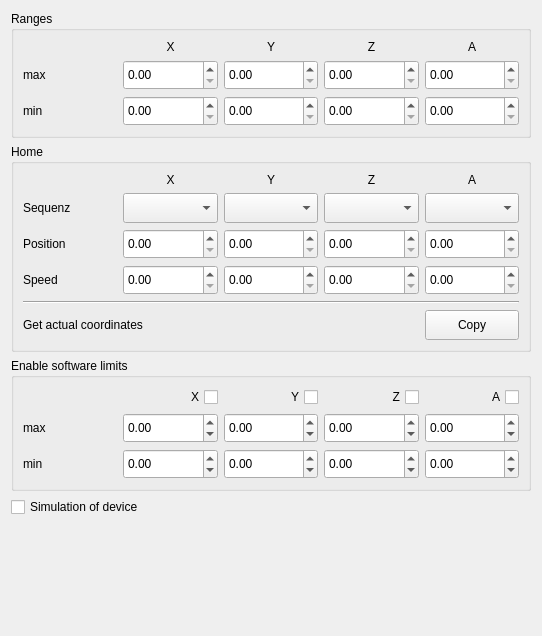
This is sources/forms/sWorkbench.ui in eduard-x/cnc-qt as Qt 5 draws it before an edit. The edited form follows.
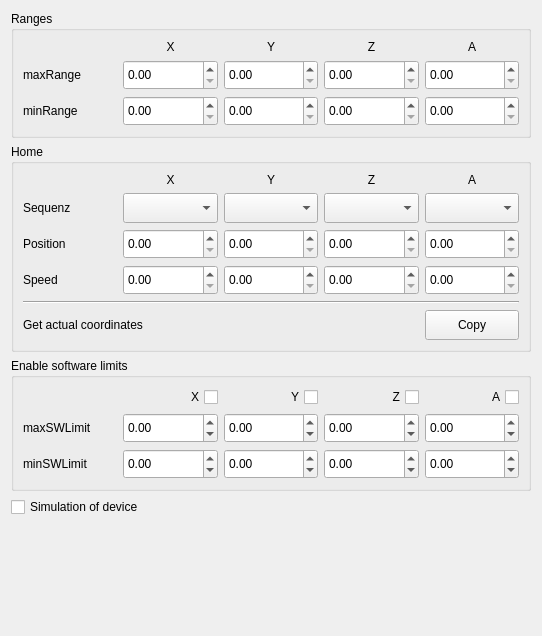
This is the edited form.

```diff
--- a/sources/forms/sWorkbench.ui
+++ b/sources/forms/sWorkbench.ui
@@ -83,7 +83,7 @@
          </sizepolicy>
         </property>
         <property name="text">
-         <string>max</string>
+         <string>maxRange</string>
         </property>
        </widget>
       </item>
@@ -208,7 +208,7 @@
          </sizepolicy>
         </property>
         <property name="text">
-         <string>min</string>
+         <string>minRange</string>
         </property>
        </widget>
       </item>
@@ -929,7 +929,7 @@
          </size>
         </property>
         <property name="text">
-         <string>max</string>
+         <string>maxSWLimit</string>
         </property>
        </widget>
       </item>
@@ -948,7 +948,7 @@
          </size>
         </property>
         <property name="text">
-         <string>min</string>
+         <string>minSWLimit</string>
         </property>
        </widget>
       </item>
```
Left out of the diff: 39 changed lines with no effect on the pictures.
